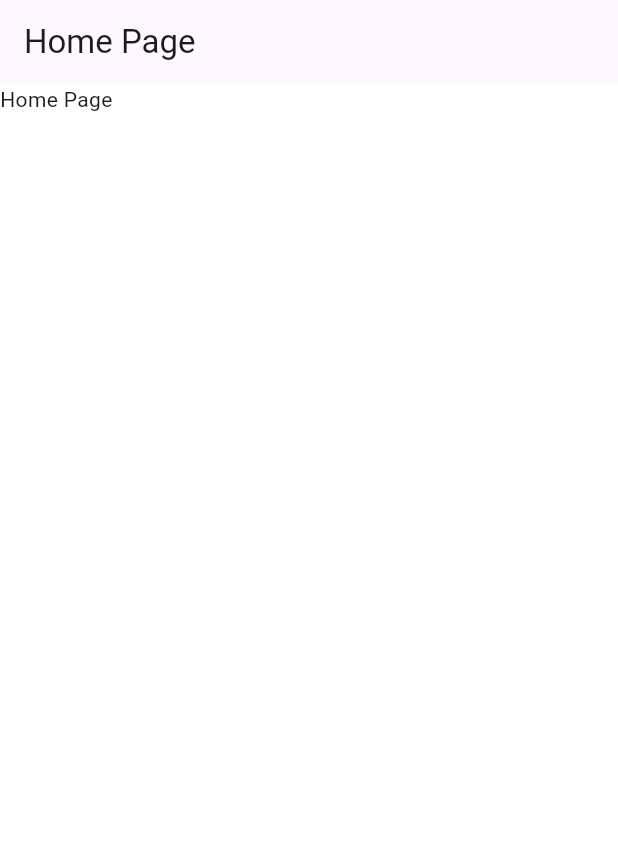
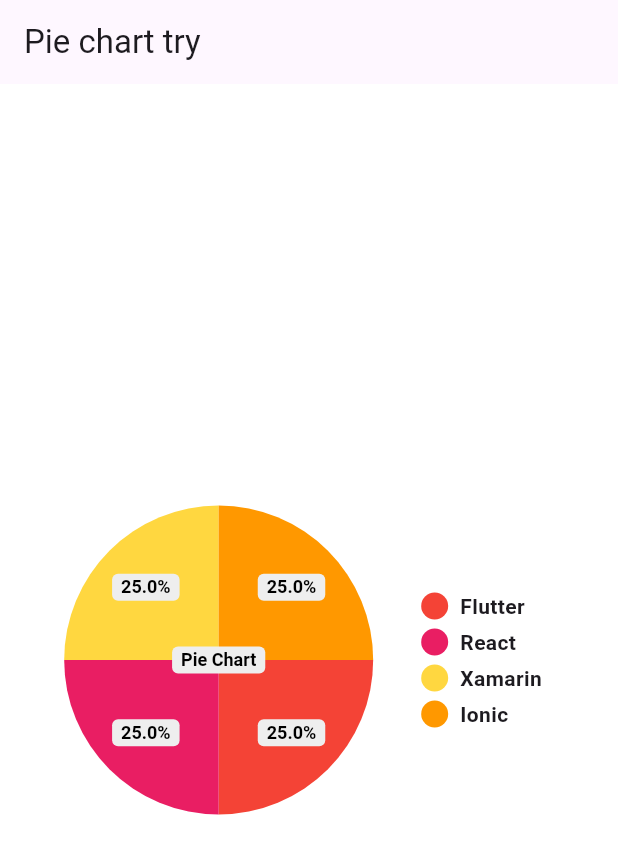
Before and after one commit to HalilMertDeveli/personal-Finance-Tracker, a Flutter app: the HomePage screen opened directly, on a phone screen of 412 x 824 dp. Shown: the top 854 px of the screen. Run offline on Flutter 3.47's test engine with Material 3 defaults, Android fonts, the phone set to English and light mode, and no system bars; drawn by our look-alikes of pie_chart; our stand-ins replace cached_network_image, cloud_firestore, firebase_auth, firebase_core, firebase_storage, flutter_svg and 2 more; missing offline and left inert: flutter_facebook_auth; accounts and stored records are empty.

Commit message:
implemented piechart to home page

```diff
--- a/lib/Screens/Home/home_page_screen.dart
+++ b/lib/Screens/Home/home_page_screen.dart
@@ -1,18 +1,60 @@
 import 'package:flutter/material.dart';
+import 'package:pie_chart/pie_chart.dart';
 
-class HomePage extends StatelessWidget {
-  const HomePage({super.key});
+class HomePage extends StatefulWidget {
+  @override
+  State<HomePage> createState() => _HomePageState();
+}
 
+class _HomePageState extends State<HomePage> {
+  Map<String, double> dataMap = {
+    "Flutter": 10,
+    "React": 10,
+    "Xamarin": 10,
+    "Ionic": 10,
+  };
   @override
   Widget build(BuildContext context) {
     return Scaffold(
       appBar: AppBar(
-        title: Text("Home Page"),
+        title: const Text("Pie chart try"),
       ),
-      body: Column(
-        children: [
-          Text("Home Page"),
-        ],
+      body: Center(
+        child: PieChart(
+          dataMap: dataMap,
+          animationDuration: Duration(milliseconds: 800),
+          chartLegendSpacing: 32,
+          chartRadius: MediaQuery.of(context).size.width / 2.0,
+          colorList: [
+            Colors.red,
+            Colors.pink,
+            Colors.amberAccent,
+            Colors.orange
+          ],
+          initialAngleInDegree: 0,
+          chartType: ChartType.disc,
+          ringStrokeWidth: 32,
+          centerText: "Pie Chart",
+          legendOptions: LegendOptions(
+            showLegendsInRow: false,
+            legendPosition: LegendPosition.right,
+            showLegends: true,
+            legendShape: BoxShape.circle,
+            legendTextStyle: TextStyle(
+              fontWeight: FontWeight.bold,
+            ),
+          ),
+
+          chartValuesOptions: ChartValuesOptions(
+            showChartValueBackground: true,
+            showChartValues: true,
+            showChartValuesInPercentage: true,
+            showChartValuesOutside: false,
+            decimalPlaces: 1,
+          ),
+          // gradientList: ---To add gradient colors---
+          // emptyColorGradient: ---Empty Color gradient---
+        ),
       ),
     );
   }
--- a/lib/main.dart
+++ b/lib/main.dart
@@ -1,5 +1,6 @@
 import 'package:firebase_core/firebase_core.dart';
 import 'package:flutter/material.dart';
+import 'package:personal_finance_tracker/Screens/Home/home_page_screen.dart';
 import 'package:personal_finance_tracker/Screens/Welcome/welcome_screen.dart';
 import 'package:personal_finance_tracker/constants.dart';
 import 'package:personal_finance_tracker/firebase_options.dart';
@@ -49,7 +50,7 @@ class MyApp extends StatelessWidget {
                 borderSide: BorderSide.none,
               ),
             )),
-      home: const WelcomeScreen(),
-    );
+        // home: const WelcomeScreen(),
+        home: HomePage());
   }
 }
--- a/pubspec.yaml
+++ b/pubspec.yaml
@@ -60,6 +60,8 @@ dependencies:
       url: https://github.com/mostafaAbdelazim/progress_dialog.git
   flutter_facebook_auth: ^7.1.0
   firebase_ui_oauth_google: ^1.3.3
+  fl_chart: ^0.69.0
+  pie_chart: ^5.4.0
 
 
 
```
Also changed, not shown: pubspec.lock. Lines whose indentation alone changed are shown as unchanged.
